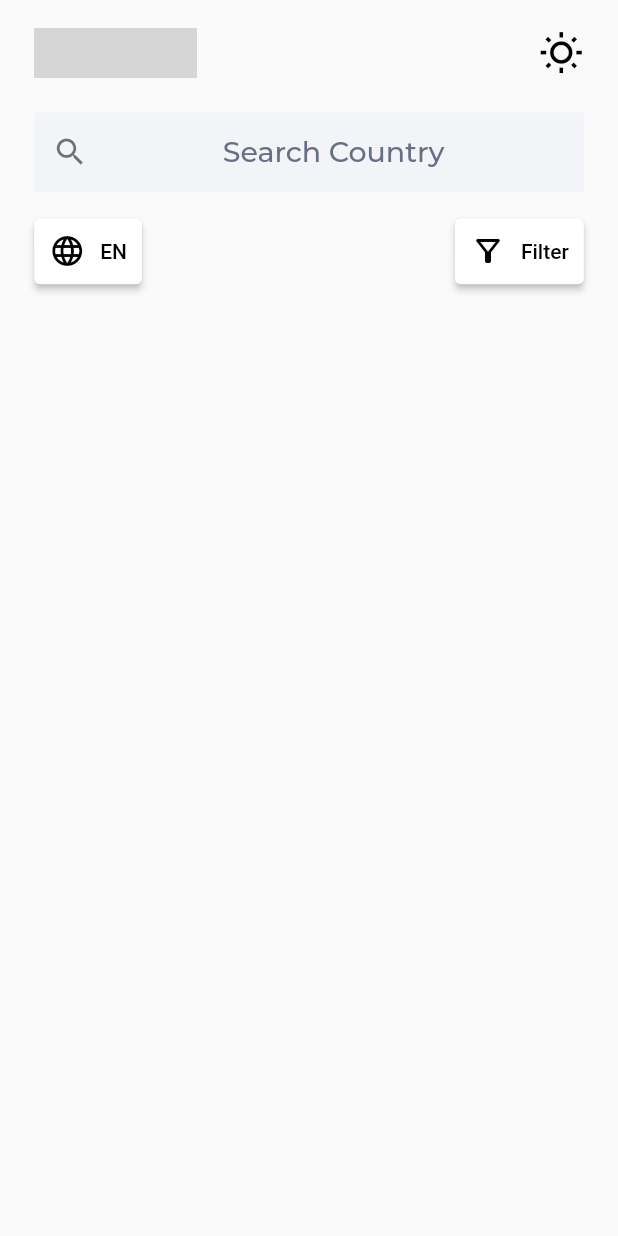
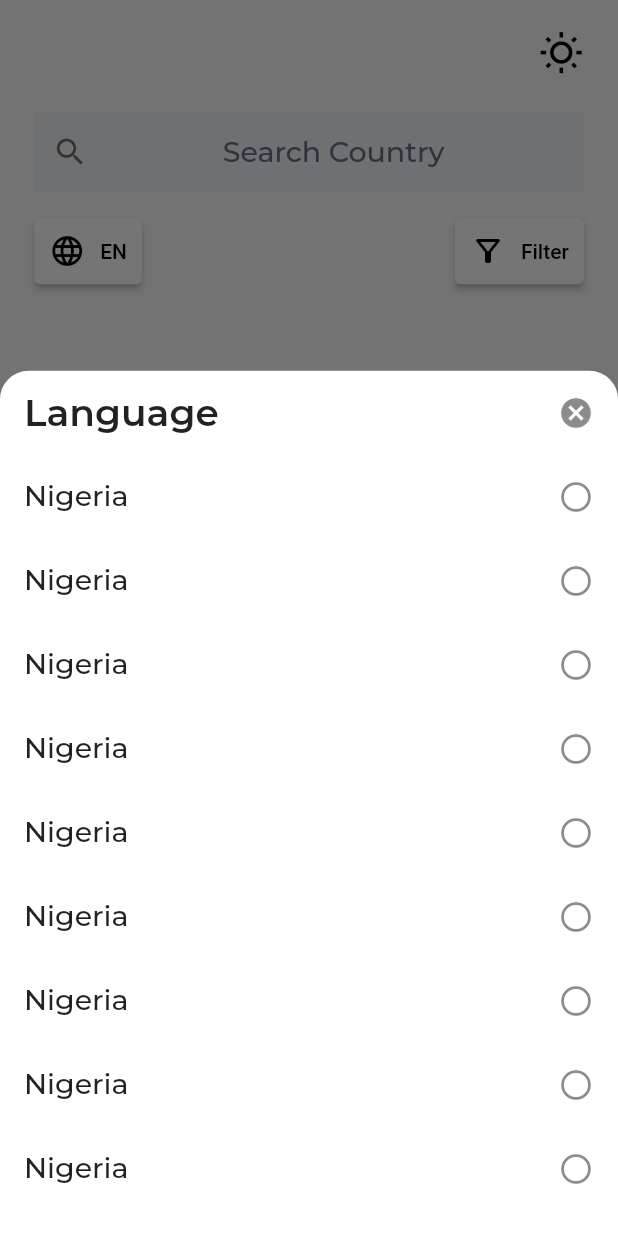
Before and after one commit to OstrichFarmer/hng_explore, a Flutter app: the screen it shows after launch, after a tap on "EN", on a phone screen of 412 x 824 dp. Run offline on Flutter 3.47's test engine with Material 2 defaults, Android fonts, the light colour scheme and no system bars; our stand-ins replace get, google_fonts; grey boxes are pictures that could not be loaded.

Commit message:
created the modal bottom sheet for languages

```diff
--- a/lib/screens/home_screen.dart
+++ b/lib/screens/home_screen.dart
@@ -90,7 +90,11 @@ class _HomeScreenState extends State<HomeScreen> {
                 mainAxisAlignment: MainAxisAlignment.spaceBetween,
                 children: [
                   ElevatedButton(
-                    onPressed: () {},
+                    onPressed: () => showModalBottomSheet(
+                        isScrollControlled: true,
+                        backgroundColor: Colors.transparent,
+                        context: context,
+                        builder: (context) => languageSheet()),
                     style: ElevatedButton.styleFrom(
                         primary: Colors.white,
                         padding: const EdgeInsets.all(10)),
@@ -127,4 +131,48 @@ class _HomeScreenState extends State<HomeScreen> {
       ),
     );
   }
+
+  Widget languageSheet() => Container(
+        height: MediaQuery.of(context).size.height * 0.70,
+        decoration: BoxDecoration(
+            color: Colors.white,
+            borderRadius: BorderRadius.only(
+                topLeft: Radius.circular(Dimensions.height20),
+                topRight: Radius.circular(Dimensions.height20))),
+        child: Column(
+          children: [
+            ListTile(
+              title: Text(
+                'Language',
+                style: GoogleFonts.montserrat(
+                    fontSize: 25, fontWeight: FontWeight.w600),
+              ),
+              trailing: InkWell(
+                onTap: () {
+                  Navigator.pop(context);
+                },
+                child: const Icon(Icons.cancel),
+              ),
+            ),
+            Expanded(
+              child: ListView.builder(
+                  itemCount: 50,
+                  scrollDirection: Axis.vertical,
+                  itemBuilder: (context, index) {
+                    return ListTile(
+                      selectedColor: Colors.black,
+                      leading: Text(
+                        'Nigeria',
+                        style: GoogleFonts.montserrat(
+                            fontSize: Dimensions.font20,
+                            fontWeight: FontWeight.w500),
+                      ),
+                      trailing: const Icon(Icons.circle_outlined),
+                      onTap: () {},
+                    );
+                  }),
+            ),
+          ],
+        ),
+      );
 }
```
Also changed, not shown: assets/images/flag.png (added).
